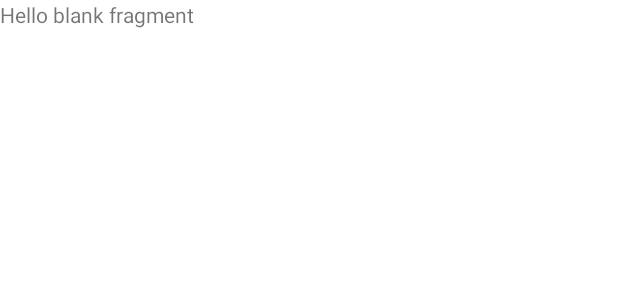
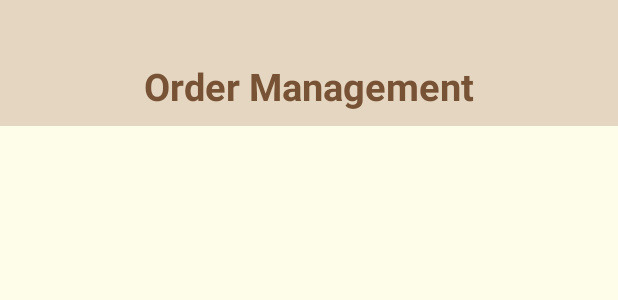
Before and after one commit to thaichihien/PetIntoAdmin, an Android app: the layout fragment_order_management.xml on its own in the app's theme, with its tools: preview values and no code run, on a phone screen of 412 x 824 dp. Shown: the top 300 px of the screen. Run offline under Robolectric (Android 15) with nearby library versions, the phone set to English and light mode, and no system bars.

Commit message:
order_management interface

```diff
--- a/app/src/main/res/layout/fragment_order_management.xml
+++ b/app/src/main/res/layout/fragment_order_management.xml
@@ -1,14 +1,68 @@
-<?xml version="1.0" encoding="utf-8"?>
-<FrameLayout xmlns:android="http://schemas.android.com/apk/res/android"
+<androidx.constraintlayout.widget.ConstraintLayout
+    xmlns:android="http://schemas.android.com/apk/res/android"
+    xmlns:app="http://schemas.android.com/apk/res-auto"
     xmlns:tools="http://schemas.android.com/tools"
     android:layout_width="match_parent"
     android:layout_height="match_parent"
-    tools:context=".views.fragments.OrderManagementFragment">
+    android:background="@color/background_light"
+    tools:context=".views.fragments.ProductManagementFragment">
 
-    <!-- TODO: Update blank fragment layout -->
-    <TextView
+    <androidx.constraintlayout.widget.ConstraintLayout
+        android:id="@+id/constraintLayout"
         android:layout_width="match_parent"
-        android:layout_height="match_parent"
-        android:text="@string/hello_blank_fragment" />
+        android:layout_height="wrap_content"
+        android:background="@color/background_dark"
+        android:paddingHorizontal="9dp"
+        android:paddingTop="40dp"
+        android:paddingBottom="9dp"
+        app:layout_constraintEnd_toEndOf="parent"
+        app:layout_constraintStart_toStartOf="parent"
+        app:layout_constraintTop_toTopOf="parent">
 
-</FrameLayout>
+        <TextView
+            android:layout_width="wrap_content"
+            android:layout_height="wrap_content"
+            android:text="Order Management"
+            android:textColor="@color/main_dark"
+            android:textSize="@dimen/header_text_size"
+            android:textStyle="bold"
+            app:layout_constraintBottom_toBottomOf="parent"
+            app:layout_constraintEnd_toEndOf="parent"
+            app:layout_constraintStart_toStartOf="parent"
+            app:layout_constraintTop_toTopOf="parent" />
+
+    </androidx.constraintlayout.widget.ConstraintLayout>
+
+    <TabHost
+        android:id="@+id/tabHost"
+        android:layout_width="0dp"
+        android:layout_height="0dp"
+        app:layout_constraintTop_toBottomOf="@id/constraintLayout"
+        app:layout_constraintBottom_toBottomOf="parent"
+        app:layout_constraintEnd_toEndOf="parent"
+        app:layout_constraintStart_toStartOf="parent">
+
+        <LinearLayout
+            android:layout_width="match_parent"
+            android:layout_height="match_parent"
+            android:orientation="vertical">
+
+            <TabWidget
+                android:id="@android:id/tabs"
+                android:background="@color/white"
+                android:layout_width="match_parent"
+                android:layout_height="wrap_content" />
+
+            <FrameLayout
+                android:id="@android:id/tabcontent"
+                android:layout_width="match_parent"
+                android:layout_height="match_parent">
+
+                <include layout="@layout/fragment_product_order" />
+                <include layout="@layout/fragment_pet_order" />
+
+            </FrameLayout>
+        </LinearLayout>
+    </TabHost>
+
+</androidx.constraintlayout.widget.ConstraintLayout>
--- a/app/src/main/res/layout/fragment_pet_order.xml
+++ b/app/src/main/res/layout/fragment_pet_order.xml
@@ -1,14 +1,16 @@
 <?xml version="1.0" encoding="utf-8"?>
-<FrameLayout xmlns:android="http://schemas.android.com/apk/res/android"
+<androidx.constraintlayout.widget.ConstraintLayout xmlns:android="http://schemas.android.com/apk/res/android"
+    xmlns:app="http://schemas.android.com/apk/res-auto"
     xmlns:tools="http://schemas.android.com/tools"
     android:layout_width="match_parent"
     android:layout_height="match_parent"
+    android:id="@+id/pet_order_tab"
     tools:context=".views.fragments.PetOrderFragment">
 
-    <!-- TODO: Update blank fragment layout -->
-    <TextView
+    <androidx.recyclerview.widget.RecyclerView
         android:layout_width="match_parent"
-        android:layout_height="match_parent"
-        android:text="@string/hello_blank_fragment" />
-
-</FrameLayout>
+        android:layout_height="wrap_content"
+        app:layout_constraintEnd_toEndOf="parent"
+        app:layout_constraintStart_toStartOf="parent"
+        app:layout_constraintTop_toTopOf="parent" />
+</androidx.constraintlayout.widget.ConstraintLayout>
--- a/app/src/main/res/layout/fragment_product_order.xml
+++ b/app/src/main/res/layout/fragment_product_order.xml
@@ -1,14 +1,16 @@
 <?xml version="1.0" encoding="utf-8"?>
-<FrameLayout xmlns:android="http://schemas.android.com/apk/res/android"
+<androidx.constraintlayout.widget.ConstraintLayout xmlns:android="http://schemas.android.com/apk/res/android"
+    xmlns:app="http://schemas.android.com/apk/res-auto"
     xmlns:tools="http://schemas.android.com/tools"
     android:layout_width="match_parent"
     android:layout_height="match_parent"
+    android:id="@+id/product_order_tab"
     tools:context=".views.fragments.ProductOrderFragment">
 
-    <!-- TODO: Update blank fragment layout -->
-    <TextView
+    <androidx.recyclerview.widget.RecyclerView
         android:layout_width="match_parent"
-        android:layout_height="match_parent"
-        android:text="@string/hello_blank_fragment" />
-
-</FrameLayout>
+        android:layout_height="wrap_content"
+        app:layout_constraintEnd_toEndOf="parent"
+        app:layout_constraintStart_toStartOf="parent"
+        app:layout_constraintTop_toTopOf="parent" />
+</androidx.constraintlayout.widget.ConstraintLayout>
```
